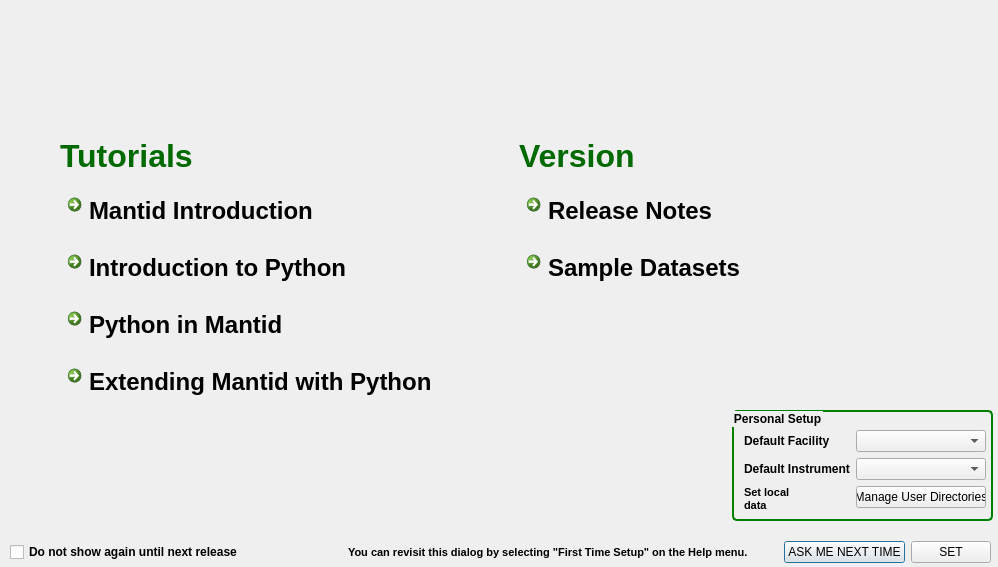
The window that Code/Mantid/MantidPlot/src/Mantid/FirstTimeSetup.ui (mantidproject/mantid) describes before a commit, drawn with Qt 5.
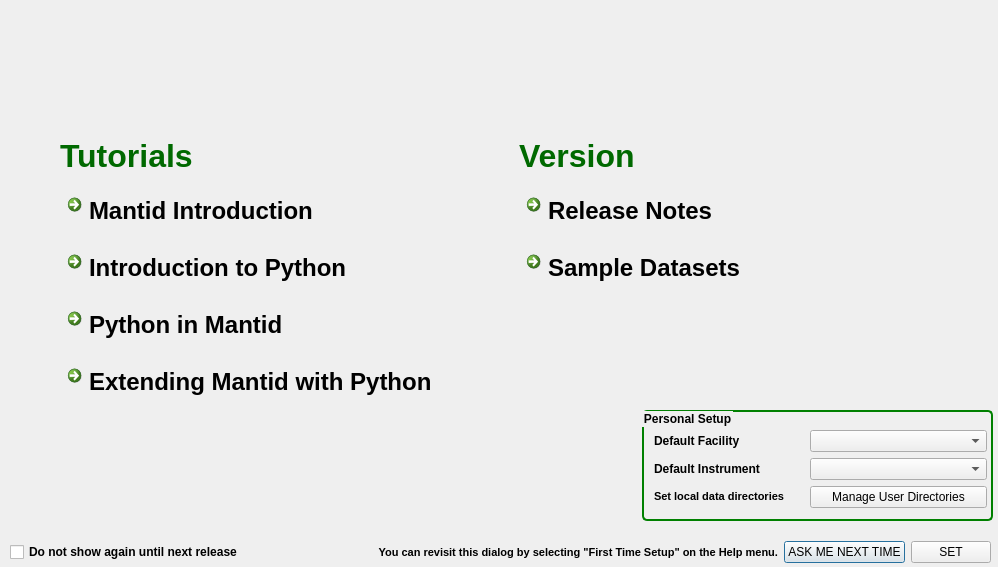
The same window after the commit. Icons and pictures are not drawn. Custom widgets are drawn as their Qt base class.

Commit message: re #10666 improve formatting on linux

What changed in the file:
```diff
--- a/Code/Mantid/MantidPlot/src/Mantid/FirstTimeSetup.ui
+++ b/Code/Mantid/MantidPlot/src/Mantid/FirstTimeSetup.ui
@@ -69,7 +69,7 @@
      <widget class="QLabel" name="lbUpdate">
       <property name="minimumSize">
        <size>
-        <width>430</width>
+        <width>500</width>
         <height>0</height>
        </size>
       </property>
@@ -89,6 +89,9 @@
 &lt;/style&gt;&lt;/head&gt;&lt;body style=&quot; font-family:'MS Shell Dlg 2'; font-size:8pt; font-weight:600; font-style:normal;&quot;&gt;
 &lt;p style=&quot; margin-top:0px; margin-bottom:0px; margin-left:0px; margin-right:0px; -qt-block-indent:0; text-indent:0px;&quot;&gt;You can revisit this dialog by selecting &amp;quot;First Time Setup&amp;quot; on the Help menu.&lt;/p&gt;&lt;/body&gt;&lt;/html&gt;</string>
       </property>
+      <property name="alignment">
+       <set>Qt::AlignRight|Qt::AlignTrailing|Qt::AlignVCenter</set>
+      </property>
       <property name="wordWrap">
        <bool>true</bool>
       </property>
@@ -119,9 +122,9 @@
   <widget class="QGroupBox" name="grpPersonalSetup">
    <property name="geometry">
     <rect>
-     <x>732</x>
+     <x>642</x>
      <y>410</y>
-     <width>261</width>
+     <width>351</width>
      <height>111</height>
     </rect>
    </property>
@@ -146,7 +149,7 @@
      <rect>
       <x>12</x>
       <y>20</y>
-      <width>242</width>
+      <width>333</width>
       <height>80</height>
      </rect>
     </property>
@@ -202,6 +205,12 @@
      </item>
      <item row="2" column="0">
       <widget class="QLabel" name="lbMUD">
+       <property name="minimumSize">
+        <size>
+         <width>150</width>
+         <height>0</height>
+        </size>
+       </property>
        <property name="font">
         <font>
          <weight>75</weight>
@@ -236,7 +245,7 @@
     </layout>
    </widget>
   </widget>
-  <widget class="QWidget" name="">
+  <widget class="QWidget" name="layoutWidget">
    <property name="geometry">
     <rect>
      <x>60</x>
```
The commit also changes 1 other file.
